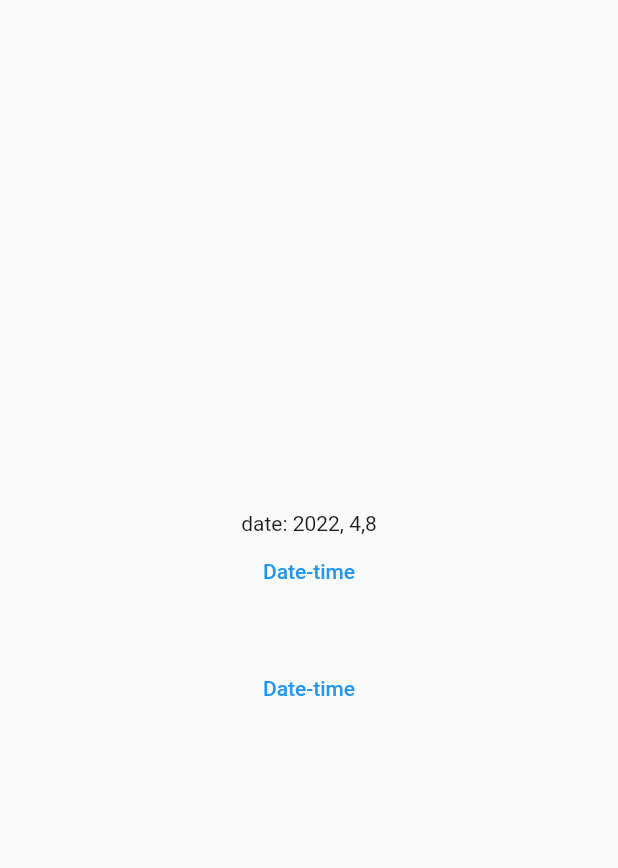
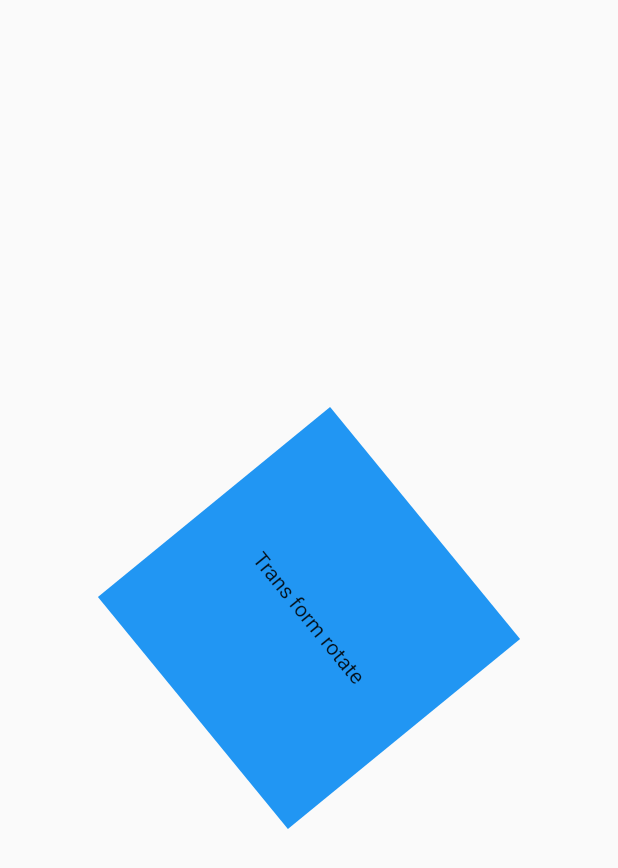
Before and after one commit to arjun-baidya/flutter_learning_materials, a Flutter app: the screen it shows after launch, on a phone screen of 412 x 824 dp. Shown: the top 868 px of the screen. Run offline on Flutter 3.47's test engine with Material 2 defaults, Android fonts, the phone set to English and light mode, and no system bars; our stand-ins replace curved_navigation_bar, fluttertoast, image_picker, liquid_swipe; missing offline and left inert: dart:html.

Commit message:
update transform rotate widget

```diff
--- /dev/null
+++ b/lib/flutter_widgets/transform_widget.dart
@@ -0,0 +1,24 @@
+import 'dart:html';
+
+import 'package:flutter/material.dart';
+
+class TransformWidget extends StatelessWidget {
+  const TransformWidget({ Key? key }) : super(key: key);
+
+  @override
+  Widget build(BuildContext context) {
+    return Scaffold(
+      body: Center(
+        child: Transform.rotate(angle: 70,
+        child: Container(
+          height: 200,
+          width: 200,
+          color: Colors.blue,
+          child: const Center(child: Text("Trans form rotate")),
+        ),
+
+        ),
+      ),
+    );
+  }
+}
--- a/lib/main.dart
+++ b/lib/main.dart
@@ -32,6 +32,7 @@ import 'package:flutter_learning_materials/flutter_widgets/stack_positioned_floa
 import 'package:flutter_learning_materials/flutter_widgets/switch_widget.dart';
 import 'package:flutter_learning_materials/flutter_widgets/tabbar_widget.dart';
 import 'package:flutter_learning_materials/flutter_widgets/tooltip_widget.dart';
+import 'package:flutter_learning_materials/flutter_widgets/transform_widget.dart';
 
 void main() {
   runApp(const MyApp());
@@ -81,7 +82,8 @@ class MyApp extends StatelessWidget {
       // home: const SwitchWidget(),
       // home: const ExpansionTileWidget(),
       // home: const ToolTipWidget(),
-      home: const DateTimePickerWidget(),
+      // home: const DateTimePickerWidget(),
+      home: const TransformWidget(),
     );
   }
 }
```
